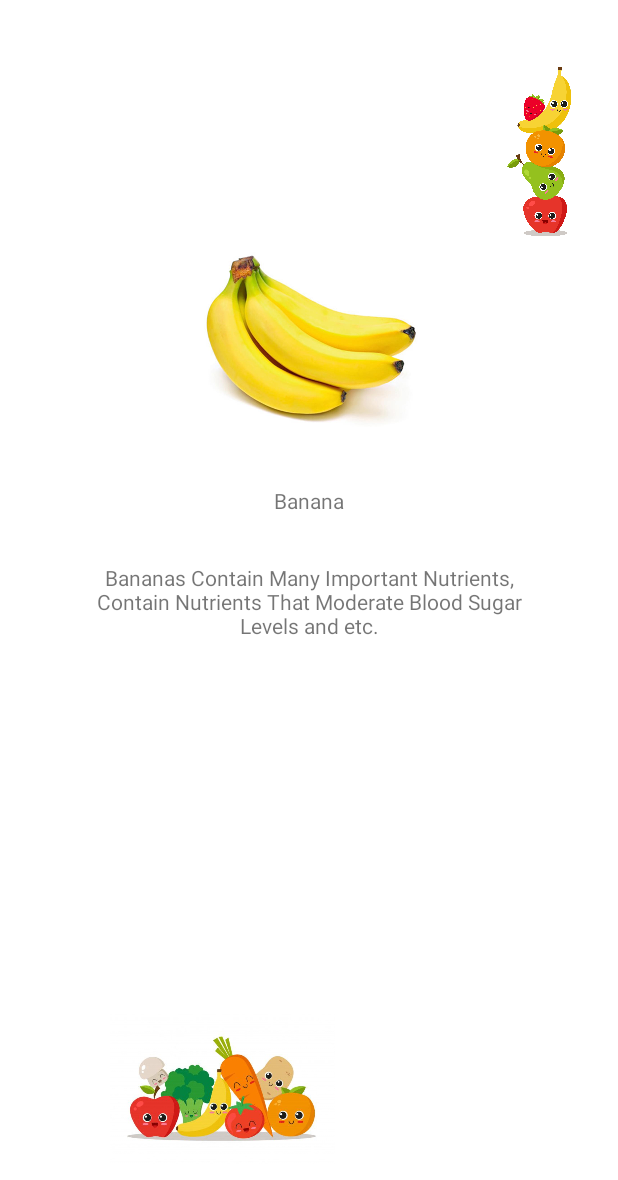
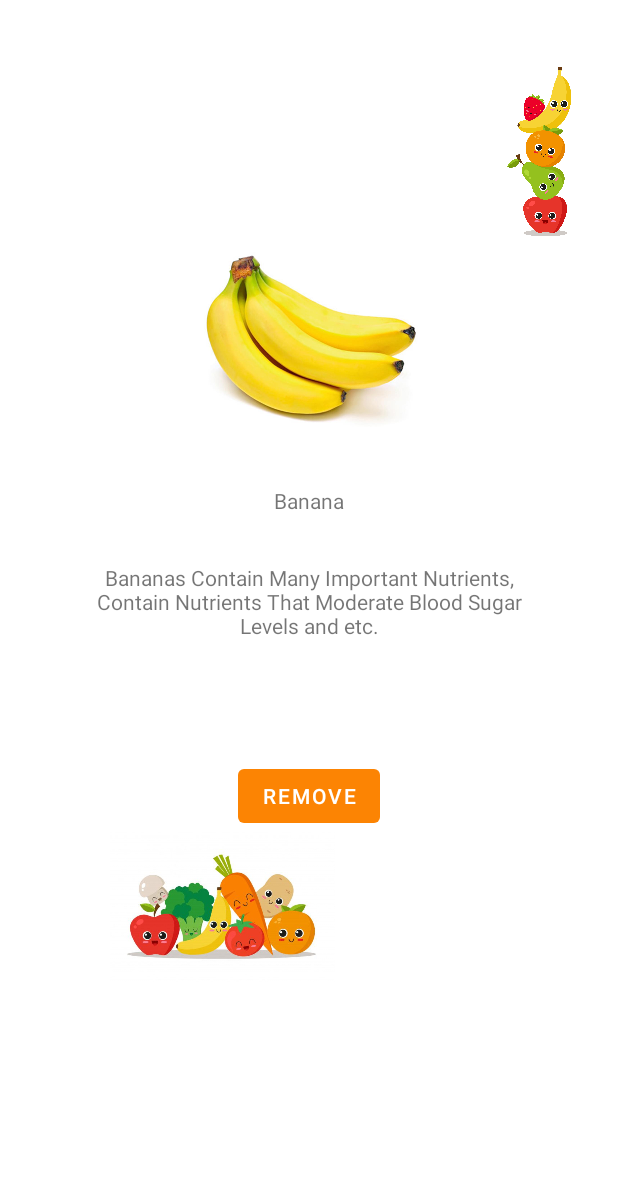
Before and after one commit to Drumering/DevApp20211, an Android app: the screen it shows after launch (DescriptionFruitsActivity), after a tap on "Banana", on a phone screen of 412 x 824 dp. Shown: the top 1180 px of the screen. Run offline under Robolectric (Android 15) with nearby library versions, the light colour scheme and no system bars; our stand-ins replace Picasso.

Commit message:
[IMP]Improvements to show correctly when in landscape mode and some refactors on code

```diff
--- a/app/src/main/java/school/cesar/devapp20211/activities/MainActivity.kt
+++ b/app/src/main/java/school/cesar/devapp20211/activities/MainActivity.kt
@@ -5,7 +5,6 @@ import android.content.Intent
 import android.content.res.TypedArray
 import androidx.appcompat.app.AppCompatActivity
 import android.os.Bundle
-import android.os.Parcelable
 import android.util.Log
 import android.view.View
 import androidx.recyclerview.widget.LinearLayoutManager
@@ -13,7 +12,6 @@ import school.cesar.devapp20211.R
 import school.cesar.devapp20211.adapters.FruitsRecyclerViewAdapter
 import school.cesar.devapp20211.databinding.ActivityMainBinding
 import school.cesar.devapp20211.models.Fruit
-import java.util.jar.Manifest
 
 class MainActivity : AppCompatActivity() {
 
@@ -23,38 +21,41 @@ class MainActivity : AppCompatActivity() {
         Fruit("Apple", "Apples May Be Good for Weight Loss, apples May Be Good for Weight Loss, and they’re Linked to a Lower Risk of Diabetes", "1"),
         Fruit("Orange", "The vitamin C in oranges helps your body in lots of ways: protects your cells from damage, helps your body make collagen and etc.", "2")
     )
+    private val fruitAdapter by lazy {
+        FruitsRecyclerViewAdapter(this, fruits, this::onItemClickListener)
+    }
 
     companion object {
         const val REQUEST_CODE = 1
+        const val REQUEST_DESCRIPTION_FRUIT = 2
         const val EXTRA_FRUIT = "EXTRA_FRUIT"
         const val EXTRA_FRUIT_LIST = "EXTRA_FRUIT_LIST"
         var fruitsImages: TypedArray? = null
     }
-
-    private lateinit var fruitAdapter: FruitsRecyclerViewAdapter
 
     override fun onCreate(savedInstanceState: Bundle?) {
         super.onCreate(savedInstanceState)
         binding = ActivityMainBinding.inflate(layoutInflater)
         setContentView(binding.root)
 
+        fruitsImages = resources.obtainTypedArray(R.array.fruits)
+
         if (savedInstanceState != null) {
             fruits = savedInstanceState.getParcelableArrayList<Fruit>(EXTRA_FRUIT_LIST)
                 ?.toMutableList() ?: fruits
+            fruitAdapter.notifyDataSetChanged()
         }
-
-        fruitAdapter = FruitsRecyclerViewAdapter(this, fruits, this::onItemClickListener)
-
-        fruitsImages = resources.obtainTypedArray(R.array.fruits)
 
         binding.recyclerViewFruits.adapter = fruitAdapter
         binding.recyclerViewFruits.layoutManager = LinearLayoutManager(this)
+
+
     }
 
     private fun onItemClickListener(fruit: Fruit) {
         val fruitDesc = Intent(this, DescriptionFruitsActivity::class.java)
         fruitDesc.putExtra(EXTRA_FRUIT, fruit)
-        startActivity(fruitDesc)
+        startActivityForResult(fruitDesc, REQUEST_DESCRIPTION_FRUIT)
     }
 
     fun onClickAddFruits(view: View) {
@@ -64,10 +65,20 @@ class MainActivity : AppCompatActivity() {
 
     override fun onActivityResult(requestCode: Int, resultCode: Int, data: Intent?) {
         super.onActivityResult(requestCode, resultCode, data)
-        if (resultCode == Activity.RESULT_OK && requestCode == REQUEST_CODE) {
-            data?.getParcelableExtra<Fruit>(EXTRA_FRUIT)?.let {
-                fruits.add(it)
-                fruitAdapter.notifyItemInserted(fruits.lastIndex)
+        if (resultCode == Activity.RESULT_OK) {
+            if (requestCode == REQUEST_CODE) {
+                data?.getParcelableExtra<Fruit>(EXTRA_FRUIT)?.let {
+                    fruits.add(it)
+                    fruitAdapter.notifyItemInserted(fruits.lastIndex)
+                }
+            }
+
+            if (requestCode == REQUEST_DESCRIPTION_FRUIT) {
+                data?.getParcelableExtra<Fruit>(EXTRA_FRUIT)?.let {
+                    val position = fruits.indexOf(it)
+                    fruits.remove(it)
+                    fruitAdapter.notifyItemRemoved(position)
+                }
             }
         }
     }
--- a/app/src/main/res/layout/activity_description_fruits.xml
+++ b/app/src/main/res/layout/activity_description_fruits.xml
@@ -1,9 +1,13 @@
 <?xml version="1.0" encoding="utf-8"?>
-<androidx.constraintlayout.widget.ConstraintLayout xmlns:android="http://schemas.android.com/apk/res/android"
-    xmlns:app="http://schemas.android.com/apk/res-auto"
+<ScrollView xmlns:app="http://schemas.android.com/apk/res-auto"
     xmlns:tools="http://schemas.android.com/tools"
     android:layout_width="match_parent"
     android:layout_height="match_parent"
+    xmlns:android="http://schemas.android.com/apk/res/android">
+
+    <androidx.constraintlayout.widget.ConstraintLayout
+        android:layout_width="match_parent"
+        android:layout_height="wrap_content"
         tools:context=".activities.DescriptionFruitsActivity">
 
         <androidx.cardview.widget.CardView
@@ -19,6 +23,7 @@
 
             <ImageView
                 android:id="@+id/imgv_fruit_image"
+                android:scaleType="centerCrop"
                 android:layout_width="150dp"
                 android:layout_height="150dp"
                 app:layout_constraintEnd_toEndOf="parent"
@@ -48,23 +53,24 @@
         </androidx.cardview.widget.CardView>
 
         <androidx.cardview.widget.CardView
-        app:cardCornerRadius="10dp"
-        android:layout_marginTop="16dp"
+            android:id="@+id/cardView"
             android:layout_width="wrap_content"
             android:layout_height="wrap_content"
+            android:layout_marginTop="16dp"
+            app:cardCornerRadius="10dp"
             app:layout_constraintEnd_toEndOf="parent"
             app:layout_constraintStart_toStartOf="parent"
             app:layout_constraintTop_toBottomOf="@+id/cv_fruit_name">
 
             <TextView
                 android:id="@+id/tv_fruit_benefits"
-            android:textAlignment="center"
-            android:minWidth="200dp"
-            android:maxWidth="300dp"
-            android:padding="8dp"
                 android:layout_width="wrap_content"
                 android:layout_height="wrap_content"
-            android:text="Fruit Benefits" />
+                android:maxWidth="300dp"
+                android:minWidth="200dp"
+                android:padding="8dp"
+                android:text="Fruit Benefits"
+                android:textAlignment="center" />
         </androidx.cardview.widget.CardView>
 
         <ImageView
@@ -85,4 +91,17 @@
             app:layout_constraintTop_toTopOf="parent"
             app:srcCompat="@drawable/vertical_fruits_placeholder" />
 
+        <Button
+            android:id="@+id/button"
+            android:layout_width="wrap_content"
+            android:layout_height="wrap_content"
+            android:layout_marginTop="72dp"
+            android:onClick="onClickRemoveFruit"
+            android:text="@string/remove_fruit"
+            app:layout_constraintBottom_toTopOf="@+id/imageView4"
+            app:layout_constraintEnd_toEndOf="parent"
+            app:layout_constraintStart_toStartOf="parent"
+            app:layout_constraintTop_toBottomOf="@+id/cardView" />
+
     </androidx.constraintlayout.widget.ConstraintLayout>
+</ScrollView>
--- a/app/src/main/res/layout/row_fruit.xml
+++ b/app/src/main/res/layout/row_fruit.xml
@@ -23,6 +23,7 @@
 
             <ImageView
                 android:id="@+id/imgv_fruit"
+                android:scaleType="centerCrop"
                 android:layout_gravity="center_vertical"
                 android:layout_width="100dp"
                 android:layout_height="100dp"
--- a/app/src/main/res/values/strings.xml
+++ b/app/src/main/res/values/strings.xml
@@ -8,4 +8,5 @@
     <string name="description_content_fruit_image">description_content_fruit_image</string>
     <string name="save_fruit">Save Fruit</string>
     <string name="tap_on_the_image_to_choose_an_image_from_your_gallery">Tap on the image to choose an image from your gallery</string>
+    <string name="remove_fruit">Remove</string>
 </resources>
```
Also changed, not shown: app/src/main/java/school/cesar/devapp20211/activities/DescriptionFruitsActivity.kt (+10 -0 lines), app/src/main/res/layout/activity_add_fruits.xml (+14 -4 lines). Lines whose indentation alone changed are shown as unchanged.
